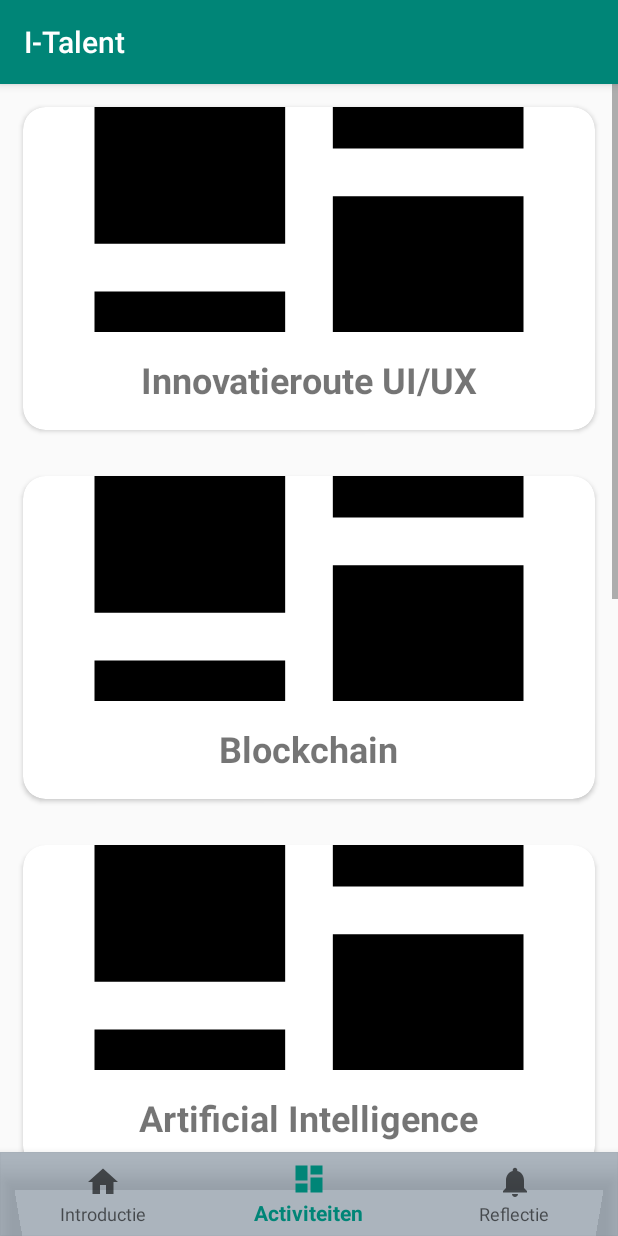
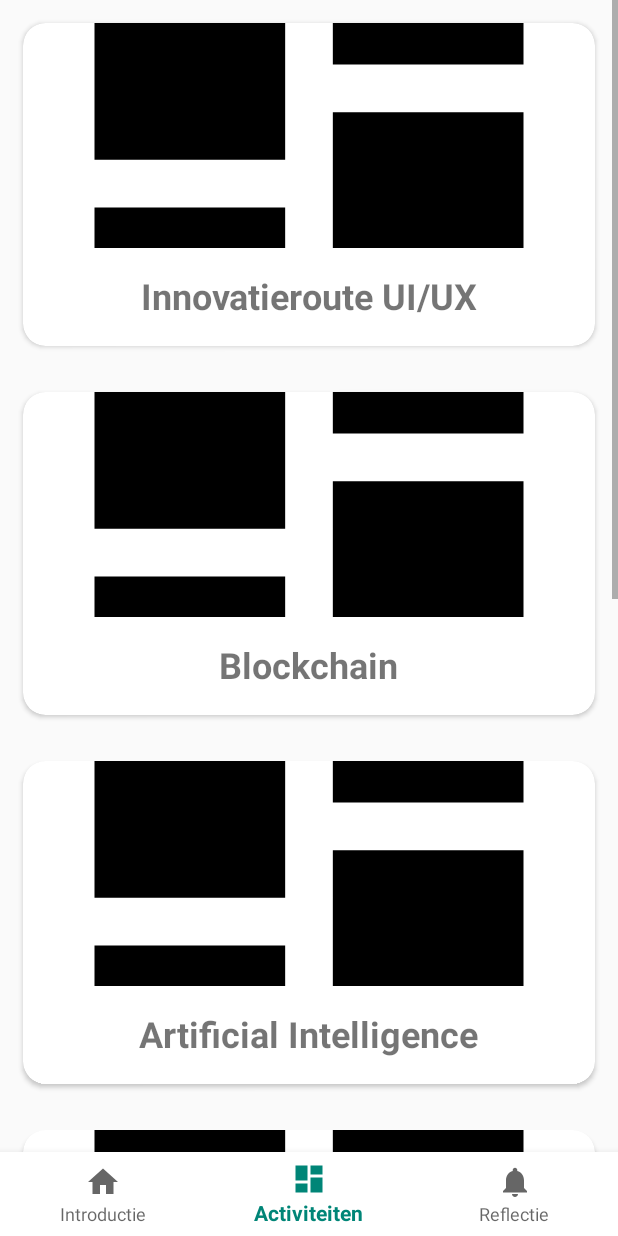
Before and after one commit to fatihbabacan92/italent, an Android app: the screen it shows after launch (MainActivity), item 2 of the bottom bar chosen, on a phone screen of 412 x 824 dp. Run offline under Robolectric (Android 15) with nearby library versions, the phone set to English and light mode, and no system bars; our stand-ins replace navigation-ui.

Commit message:
Minor UI Improvements

```diff
--- a/app/src/main/AndroidManifest.xml
+++ b/app/src/main/AndroidManifest.xml
@@ -9,12 +9,11 @@
         android:roundIcon="@mipmap/ic_launcher_round"
         android:supportsRtl="true"
         android:theme="@style/AppTheme">
+        <activity android:name=".Activities.ActivityDetailActivity"></activity>
         <activity
-            android:name=".MainActivity"
-            android:label="@string/app_name">
+            android:name=".MainActivity">
             <intent-filter>
                 <action android:name="android.intent.action.MAIN" />
-
                 <category android:name="android.intent.category.LAUNCHER" />
             </intent-filter>
         </activity>
--- a/app/src/main/res/layout/activity_main.xml
+++ b/app/src/main/res/layout/activity_main.xml
@@ -19,6 +19,7 @@
         android:layout_width="match_parent"
         android:layout_height="wrap_content"
         android:layout_gravity="bottom"
-        android:background="#90708090"
+        android:background="@color/White"
+        android:elevation="6dp"
         app:menu="@menu/menu_main" />
 </LinearLayout>
--- a/app/src/main/res/values/styles.xml
+++ b/app/src/main/res/values/styles.xml
@@ -1,7 +1,7 @@
 <resources>
 
     <!-- Base application theme. -->
-    <style name="AppTheme" parent="Theme.AppCompat.Light.DarkActionBar">
+    <style name="AppTheme" parent="Theme.AppCompat.Light.NoActionBar">
         <!-- Customize your theme here. -->
         <item name="colorPrimary">@color/colorPrimary</item>
         <item name="colorPrimaryDark">@color/colorPrimaryDark</item>
```
